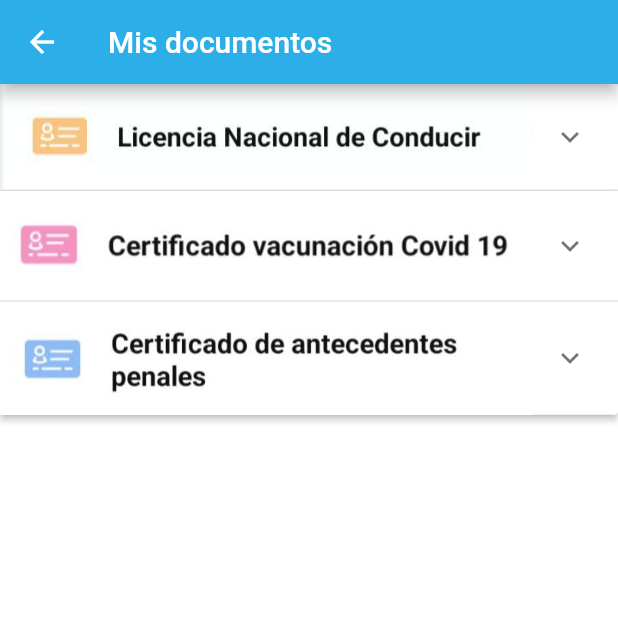
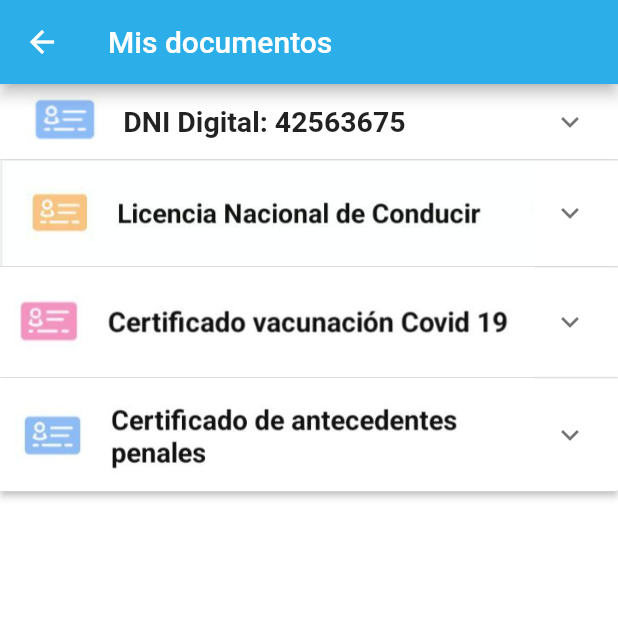
Before and after one commit to lukgutierrez/Mi_Argentina_App, a Flutter app: the Documents screen opened directly, on a phone screen of 412 x 824 dp, the top half of it. Run offline on Flutter 3.47's test engine with Material 2 defaults, Android fonts, the phone set to English and light mode, and no system bars.

Commit message:
finish_edit_pagedocuments

```diff
--- a/lib/Pages/Documents.dart
+++ b/lib/Pages/Documents.dart
@@ -20,12 +20,63 @@ class _DocumentsState extends State<Documents> {
       body: Column(
         children: [
           ExpansionPanelList(
-            expansionCallback: (int index, bool isExpanded) {
+            expansionCallback: (int panelIndex, bool isExpanded) {
               setState(() {
                 _expanded = !_expanded;
               });
             },
             children: [
+              //////////////////////////PANEL DNI DIGITAL/////////////////////////////////
+              ExpansionPanel(
+                  headerBuilder: (context, isExpanded) {
+                    return Row(
+                      mainAxisAlignment: MainAxisAlignment.start,
+                      children: [
+                        Container(
+                          width: 18,
+                          height: 18,
+                        ),
+                        SizedBox(
+                            width: 50,
+                            height: 50,
+                            child: Image(
+                                image: AssetImage("assets/documents.jpg"))),
+                        Text(
+                          "   DNI Digital: 42563675",
+                          style: TextStyle(
+                              fontSize: 19, fontWeight: FontWeight.w600),
+                        )
+                      ],
+                    );
+                  },
+                  body: Padding(
+                    padding: const EdgeInsets.all(10.0),
+                    child: ElevatedButton(
+                      onPressed: () {},
+                      child: Container(
+                          height: 50,
+                          width: 300,
+                          child: Center(child: Text('VER MI DNI DIGITAL'))),
+                      style: ButtonStyle(
+                        backgroundColor:
+                            MaterialStateProperty.resolveWith<Color?>(
+                          (Set<MaterialState> states) {
+                            if (states.contains(MaterialState.pressed)) {
+                              return Color(0xFFF2CAEE8);
+                            }
+                            return Color(0xFFF2CAEE8);
+                          },
+                        ),
+                        shape: MaterialStateProperty.all(
+                          RoundedRectangleBorder(
+                            borderRadius: BorderRadius.circular(50),
+                          ),
+                        ),
+                      ),
+                    ),
+                  ),
+                  isExpanded: _expanded),
+              ///////////////////////////////////////////////////////////////////////////
               ExpansionPanel(
                 headerBuilder: (context, isExpanded) {
                   return Image(image: AssetImage("assets/image7.jpg"));
@@ -35,7 +86,6 @@ class _DocumentsState extends State<Documents> {
                   height: 100,
                   color: Colors.amber,
                 ),
-                isExpanded: _expanded,
               ),
               ExpansionPanel(
                 headerBuilder: (context, isExpanded) {
@@ -46,7 +96,7 @@ class _DocumentsState extends State<Documents> {
                   height: 100,
                   color: Colors.amber,
                 ),
-                  isExpanded: _expanded),
+              ),
               ExpansionPanel(
                 headerBuilder: (context, isExpanded) {
                   return Image(image: AssetImage("assets/image3.jpg"));
@@ -56,7 +106,7 @@ class _DocumentsState extends State<Documents> {
                   height: 100,
                   color: Colors.amber,
                 ),
-                  isExpanded: _expanded)
+              )
             ],
           ),
         ],
```
Also changed, not shown: assets/documents.jpg (added). Lines whose indentation alone changed are shown as unchanged.
